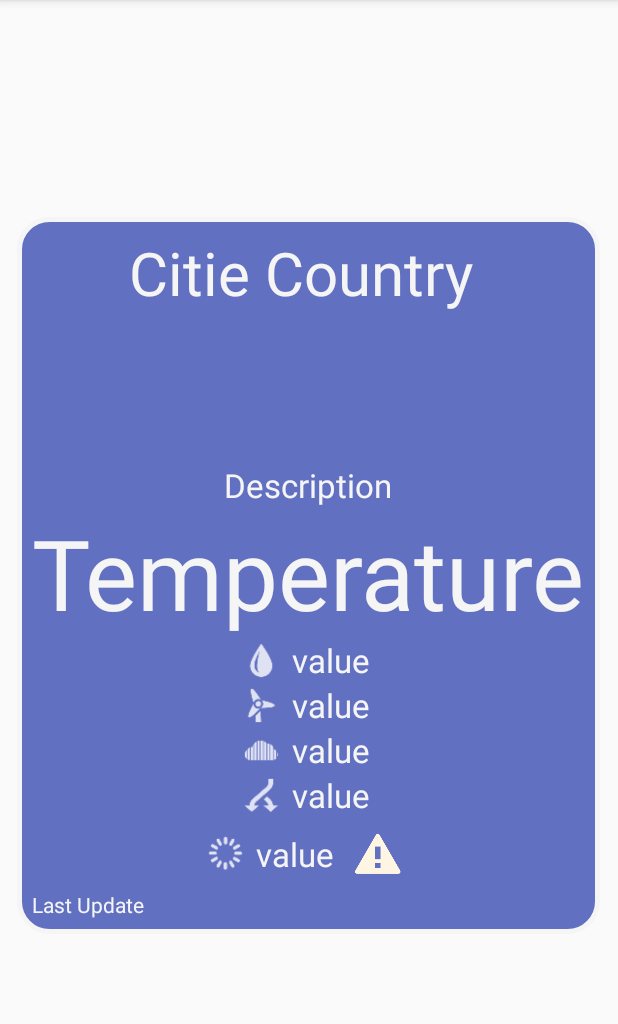
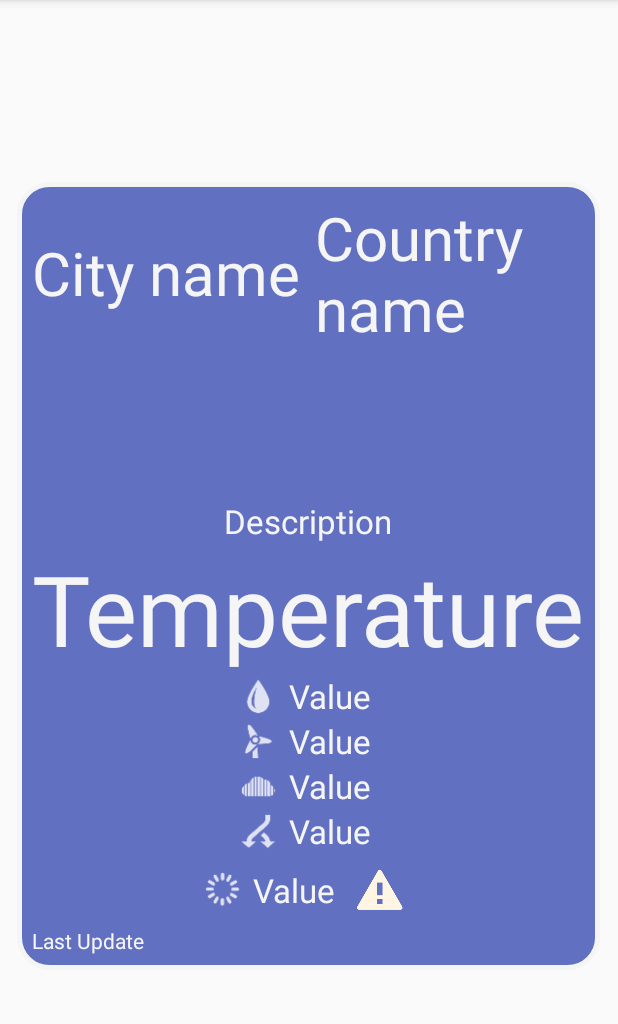
Before and after one commit to Flatch78/WeatherChan, an Android app: the fragment CityFragment shown on its own in the app's theme, on a phone screen of 412 x 824 dp, the part 84-1108 px from its top. Run offline under Robolectric (Android 15) with nearby library versions, the phone set to English and light mode, and no system bars; libraries missing offline, so code that uses them is left out: com.koushikdutta.async, com.koushikdutta.ion; pictures from the network do not load; 1 statement that could not run was skipped.

Commit message:
remove String into xml files to string file

```diff
--- a/app/src/main/res/layout/adapter_spinner_custom_city.xml
+++ b/app/src/main/res/layout/adapter_spinner_custom_city.xml
@@ -18,7 +18,7 @@
         android:layout_width="wrap_content"
         android:layout_height="wrap_content"
         android:layout_gravity="center"
-        android:text="@string/hello_blank_fragment" />
+        android:text="@string/text_value_name_city" />
 
     <Button
         android:id="@+id/buttonRemoveCity"
--- a/app/src/main/res/layout/dialogfragment_list_city.xml
+++ b/app/src/main/res/layout/dialogfragment_list_city.xml
@@ -10,7 +10,7 @@
         android:layout_width="wrap_content"
         android:layout_height="wrap_content"
         android:inputType="textPersonName"
-        android:hint="city name"
+        android:hint="@string/text_value_name_city"
         android:ems="10"
         android:id="@+id/editTextAddCity" />
 
@@ -25,7 +25,7 @@
             android:layout_width="wrap_content"
             android:layout_height="wrap_content"
             android:inputType="number"
-            android:hint="latitude"
+            android:hint="@string/text_value_latitude"
             android:ems="6"
             android:id="@+id/editTextLat" />
 
@@ -34,7 +34,7 @@
             android:layout_width="wrap_content"
             android:layout_height="wrap_content"
             android:inputType="number"
-            android:hint="longitude"
+            android:hint="@string/text_value_longitude"
             android:ems="6"
             android:id="@+id/editTextLon" />
     </LinearLayout>
--- a/app/src/main/res/layout/fragment_city.xml
+++ b/app/src/main/res/layout/fragment_city.xml
@@ -33,7 +33,7 @@
                     android:layout_height="wrap_content"
                     android:textAppearance="?android:attr/textAppearanceLarge"
                     android:textColor="@color/WhiteSmoke"
-                    android:text="Citie"
+                    android:text="@string/text_value_name_city"
                     android:textSize="40sp"
                     android:id="@+id/textViewCity" />
 
@@ -46,7 +46,7 @@
                     android:layout_height="wrap_content"
                     android:textAppearance="?android:attr/textAppearanceLarge"
                     android:textColor="@color/WhiteSmoke"
-                    android:text="Country"
+                    android:text="@string/text_value_name_country"
                     android:id="@+id/textViewCountry" />
             </LinearLayout>
 
@@ -63,14 +63,14 @@
                 android:layout_height="wrap_content"
                 android:textAppearance="?android:attr/textAppearanceLarge"
                 android:textColor="@color/WhiteSmoke"
-                android:text="Description"
+                android:text="@string/text_value_description"
                 android:id="@+id/textViewDescription" />
 
             <TextView
                 android:layout_gravity="center"
                 android:layout_width="wrap_content"
                 android:layout_height="wrap_content"
-                android:text="Temperature"
+                android:text="@string/text_value_temperature"
                 android:textSize="65sp"
                 android:textColor="@color/WhiteSmoke"
                 android:id="@+id/textViewTemperature" />
@@ -82,15 +82,6 @@
                 android:layout_width="match_parent"
                 android:layout_height="wrap_content">
 
-<!--
-                <TextView
-                    android:layout_width="wrap_content"
-                    android:layout_height="wrap_content"
-                    android:textAppearance="?android:attr/textAppearanceLarge"
-                    android:textColor="@color/WhiteSmoke"
-                    android:text="Humidity:"
-                     />
--->
                 <ImageView
                     android:layout_width="30dp"
                     android:layout_height="30dp"
@@ -104,7 +95,7 @@
                     android:layout_height="wrap_content"
                     android:textAppearance="?android:attr/textAppearanceLarge"
                     android:textColor="@color/WhiteSmoke"
-                    android:text="value"
+                    android:text="@string/text_value_empty"
                     android:id="@+id/textViewHumidity" />
             </LinearLayout>
 
@@ -115,14 +106,6 @@
                 android:layout_width="match_parent"
                 android:layout_height="wrap_content" >
 
-<!--
-                <TextView
-                    android:layout_width="wrap_content"
-                    android:layout_height="wrap_content"
-                    android:textAppearance="?android:attr/textAppearanceLarge"
-                    android:textColor="@color/WhiteSmoke"
-                    android:text="Wind:" />
--->
 
                 <ImageView
                     android:layout_width="30dp"
@@ -137,7 +120,7 @@
                     android:layout_height="wrap_content"
                     android:textAppearance="?android:attr/textAppearanceLarge"
                     android:textColor="@color/WhiteSmoke"
-                    android:text="value"
+                    android:text="@string/text_value_empty"
                     android:id="@+id/textViewWind" />
             </LinearLayout>
 
@@ -148,14 +131,6 @@
                 android:layout_width="match_parent"
                 android:layout_height="wrap_content" >
 
-<!--
-                <TextView
-                    android:layout_width="wrap_content"
-                    android:layout_height="wrap_content"
-                    android:textAppearance="?android:attr/textAppearanceLarge"
-                    android:textColor="@color/WhiteSmoke"
-                    android:text="Clouds:" />
--->
 
                 <ImageView
                     android:layout_width="30dp"
@@ -170,7 +145,7 @@
                     android:layout_height="wrap_content"
                     android:textAppearance="?android:attr/textAppearanceLarge"
                     android:textColor="@color/WhiteSmoke"
-                    android:text="value"
+                    android:text="@string/text_value_empty"
                     android:id="@+id/textViewClouds" />
             </LinearLayout>
 
@@ -186,12 +161,6 @@
                     android:layout_height="30dp"
                     android:src="@mipmap/ic_pressure_white"/>
 
-                <!--<TextView-->
-                    <!--android:layout_width="wrap_content"-->
-                    <!--android:layout_height="wrap_content"-->
-                    <!--android:textAppearance="?android:attr/textAppearanceLarge"-->
-                    <!--android:textColor="@color/WhiteSmoke"-->
-                    <!--android:text="Pressure:" />-->
 
                 <TextView
                     android:paddingStart="5dp"
@@ -200,7 +169,7 @@
                     android:layout_height="wrap_content"
                     android:textAppearance="?android:attr/textAppearanceLarge"
                     android:textColor="@color/WhiteSmoke"
-                    android:text="value"
+                    android:text="@string/text_value_empty"
                     android:id="@+id/textViewPressure" />
             </LinearLayout>
 
@@ -211,14 +180,6 @@
                 android:layout_width="match_parent"
                 android:layout_height="wrap_content" >
 
-<!--
-                <TextView
-                    android:layout_width="wrap_content"
-                    android:layout_height="wrap_content"
-                    android:textAppearance="?android:attr/textAppearanceLarge"
-                    android:textColor="@color/WhiteSmoke"
-                    android:text="UV:" />
--->
                 <ImageView
                     android:layout_width="30dp"
                     android:layout_height="30dp"
@@ -232,7 +193,7 @@
                     android:layout_height="wrap_content"
                     android:textAppearance="?android:attr/textAppearanceLarge"
                     android:textColor="@color/WhiteSmoke"
-                    android:text="value"
+                    android:text="@string/text_value_empty"
                     android:id="@+id/textViewUV" />
 
                 <ImageView
@@ -249,7 +210,7 @@
                 android:layout_height="wrap_content"
                 android:textAppearance="?android:attr/textAppearanceSmall"
                 android:textColor="@color/WhiteSmoke"
-                android:text="Last Update"
+                android:text="@string/text_value_last_update"
                 android:id="@+id/textViewUpdate" />
         </LinearLayout>
     </ScrollView>
--- a/app/src/main/res/layout/fragment_information.xml
+++ b/app/src/main/res/layout/fragment_information.xml
@@ -35,7 +35,7 @@
             android:layout_width="wrap_content"
             android:layout_height="wrap_content"
             android:textAppearance="?android:attr/textAppearanceMedium"
-            android:text="API sources: "
+            android:text="@string/text_value_api_sources"
             android:id="@+id/textView" />
 
         <TextView
--- a/app/src/main/res/values/strings.xml
+++ b/app/src/main/res/values/strings.xml
@@ -10,6 +10,27 @@
     <string name="navigation_information_page">Informations</string>
 
     <string name="action_settings">Settings</string>
+
+    <!-- Content Pages -->
+    <string name="text_value_empty">Value</string>
+    <string name="text_value_name_city">City name</string>
+    <string name="text_value_name_country">Country name</string>
+    <string name="text_value_latitude">Latitude</string>
+    <string name="text_value_longitude">Longitude</string>
+    <string name="text_value_api_sources">API sources: </string>
+    <string name="text_value_description">Description</string>
+    <string name="text_value_temperature">Temperature</string>
+    <string name="text_value_last_update">Last Update</string>
+    <string name="text_value_graphic">Graphic</string>
+    <string name="text_value_humidity">Humidity</string>
+    <string name="text_value_wind">Wind</string>
+    <string name="text_value_clouds">Clouds</string>
+    <string name="text_value_pressure">Pressure</string>
+    <string name="text_value_uv">UV</string>
+    <string name="text_value_nb_days">Number Days</string>
+    <string name="text_value_nb_days_init">(1)</string>
+
+    <!-- String Format -->
 
     <!-- Table -->
     <string name="title_uv_index">UV Index</string>
```
Also changed, not shown: app/src/main/res/layout/fragment_setting.xml (+9 -9 lines).
